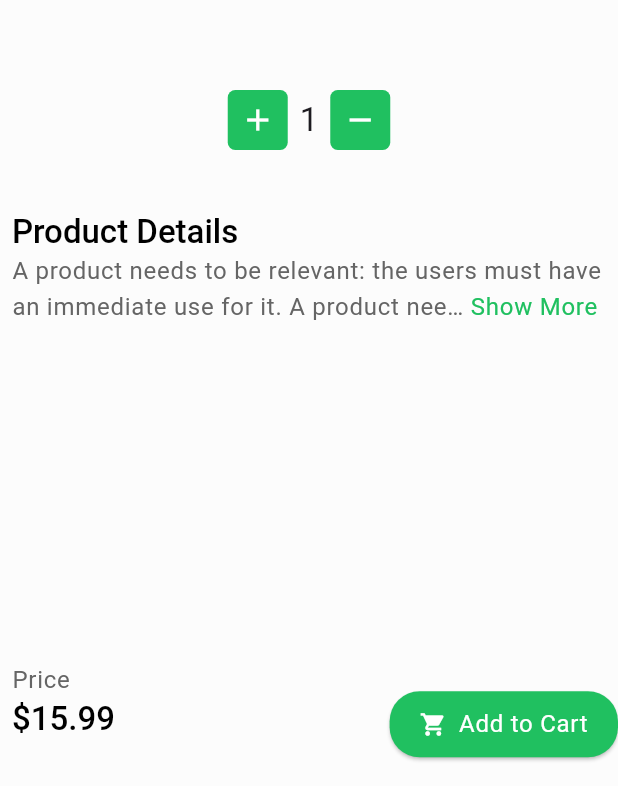
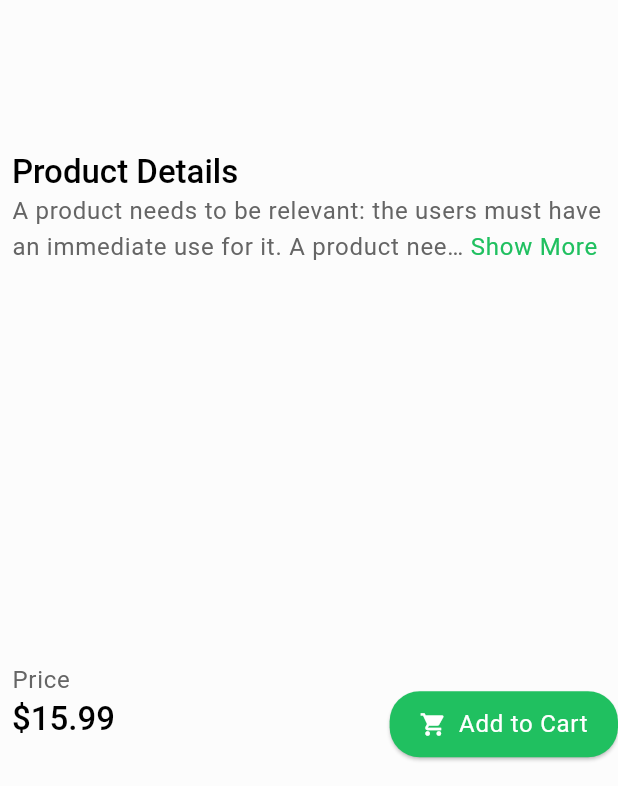
Before and after one commit to mervenurtopcu/grocery_delivery_riverpod, a Flutter app: the ProductDetails screen opened directly with sample values from the repository, after a tap on "Add to Cart", on a phone screen of 412 x 824 dp, the part 450-1236 px from its top. Run offline on Flutter 3.47's test engine with Material 2 defaults, Android fonts, the phone set to English and light mode, and no system bars; drawn by our look-alikes of flutter_rating_bar; our stand-ins replace cloud_firestore, equatable, firebase_core, flutter_riverpod, lottie; accounts and stored records are empty.

Commit message:
shopping cart is modified

```diff
--- a/lib/features/cart/cart_screen_provider.dart
+++ b/lib/features/cart/cart_screen_provider.dart
@@ -5,14 +5,11 @@ import '../../product/model/index.dart';
 class CartScreenProvider extends ChangeNotifier{
 
   final List<ProductModel> _cartList = [];
-  int _counter =0;
   List<ProductModel> get getCartList => _cartList;
-  int get getAmount => _counter;
 
 
-  void addToList(ProductModel? product,int amount) {
+  void addToList(ProductModel? product) {
     _cartList.add(product!);
-    _counter = amount;
     notifyListeners();
   }
 
@@ -25,17 +22,6 @@ class CartScreenProvider extends ChangeNotifier{
     notifyListeners();
   }
 
-  void decrementCounter() {
-    if (_counter > 0) {
-      _counter = _counter - 1;
-      notifyListeners();
-    }
-  }
-  void incrementCounter() {
-    _counter = _counter + 1;
-    notifyListeners();
-  }
-
 
 }
 final cartScreenProvider = ChangeNotifierProvider((ref) => CartScreenProvider());
--- a/lib/features/products/product_details_screen.dart
+++ b/lib/features/products/product_details_screen.dart
@@ -3,12 +3,11 @@ import 'package:flutter/services.dart';
 import 'package:flutter_rating_bar/flutter_rating_bar.dart';
 import 'package:flutter_riverpod/flutter_riverpod.dart';
 import 'package:flutter/material.dart';
-import 'package:grocerydelivery/features/products/product_detail_screen_provider.dart';
+import 'package:grocerydelivery/features/cart/cart_screen_provider.dart';
 import '../../product/widget/index.dart';
 import '../../product/model/index.dart';
 import '../../product/constants/index.dart';
 import '../../product/enums/index.dart';
-import '../cart/cart_screen_provider.dart';
 
 class ProductDetails extends ConsumerStatefulWidget {
   const ProductDetails({
@@ -88,45 +87,37 @@ class _ProductDetailsState extends ConsumerState<ProductDetails> {
                     ],
                   ),
                 ),
-                Row(
-                  mainAxisAlignment: MainAxisAlignment.center,
-                  children: [
-                    InkWell(
-                      onTap: () {
-                        ref
-                            .read(productDetailScreenProvider)
-                            .incrementCounter();
-                      },
-                      child: const AddButton(
-                        icon: Icons.add,
-                        height: 40,
-                        width: 40,
-                      ),
-                    ),
-                    Padding(
-                      padding: const EdgeInsets.only(left: 8.0, right: 8.0),
-                      child: Text(
-                        ref
-                            .watch(productDetailScreenProvider)
-                            .getCounter
-                            .toString(),
-                        style: Theme.of(context).textTheme.titleLarge,
-                      ),
-                    ),
-                    InkWell(
-                      onTap: () {
-                        ref
-                            .read(productDetailScreenProvider)
-                            .decrementCounter();
-                      },
-                      child: const AddButton(
-                        icon: Icons.remove,
-                        height: 40,
-                        width: 40,
-                      ),
-                    ),
-                  ],
-                ),
+                // Row(
+                //   mainAxisAlignment: MainAxisAlignment.center,
+                //   children: [
+                //     InkWell(
+                //       onTap: () {
+                //       },
+                //       child: const AddButton(
+                //         icon: Icons.add,
+                //         height: 40,
+                //         width: 40,
+                //       ),
+                //     ),
+                //     Padding(
+                //       padding: const EdgeInsets.only(left: 8.0, right: 8.0),
+                //       child: Text(
+                //        '',
+                //         style: Theme.of(context).textTheme.titleLarge,
+                //       ),
+                //     ),
+                //     InkWell(
+                //       onTap: () {
+                //
+                //       },
+                //       child: const AddButton(
+                //         icon: Icons.remove,
+                //         height: 40,
+                //         width: 40,
+                //       ),
+                //     ),
+                //   ],
+                // ),
                 SizedBox(
                   height: MediaQuery.of(context).size.height * 0.05,
                 ),
@@ -192,9 +183,7 @@ class _BottomNavBar extends StatelessWidget {
           ),
           ElevatedButton.icon(
             onPressed: () {
-              ref.read(cartScreenProvider).addToList(widget.item, ref
-                  .watch(productDetailScreenProvider)
-                  .getCounter);
+              ref.read(cartScreenProvider).addToList(widget.item);
             },
             icon: const Icon(
               Icons.shopping_cart,
--- a/lib/product/widget/add_button.dart
+++ b/lib/product/widget/add_button.dart
@@ -24,6 +24,8 @@ class AddButton extends StatelessWidget {
         child:  Icon(
           icon,
           color: ColorConstants.white,
-        ));
+        ),
+
+    );
   }
 }
```
Also changed, not shown: lib/features/cart/cart_screen.dart (+18 -31 lines), lib/features/products/product_detail_screen_provider.dart (deleted, +0 -29 lines), lib/product/widget/product_container.dart (+6 -3 lines).
